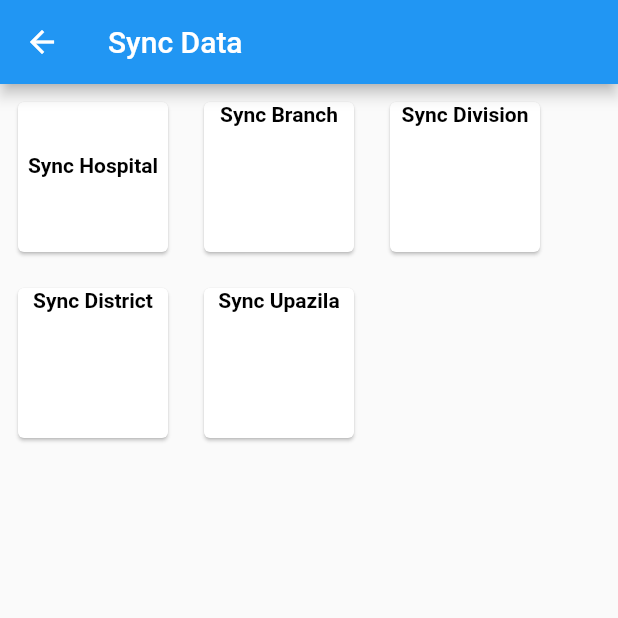
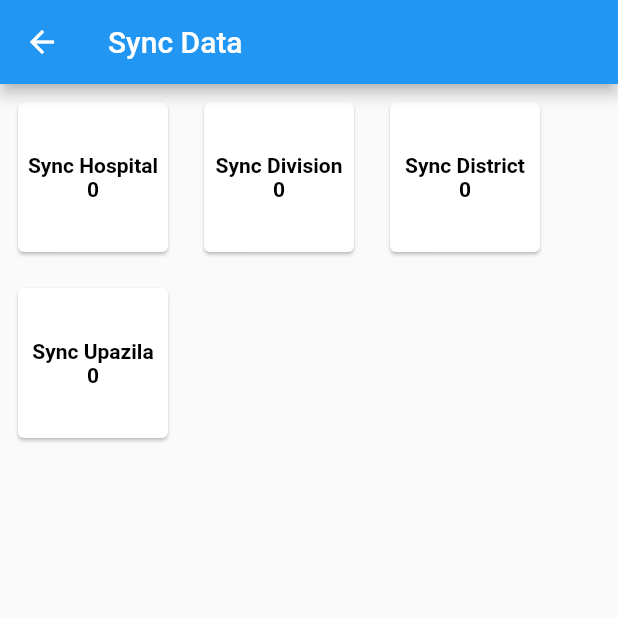
Before and after one commit to Mdshaffat/Dot_plus_Flutter, a Flutter app: the DataSync screen opened by its route, on a phone screen of 412 x 824 dp, the top half of it. Run offline on Flutter 3.47's test engine with Material 2 defaults, Android fonts, the phone set to English and light mode, and no system bars; our stand-ins replace dio, google_fonts, shared_preferences, sqflite; accounts and stored records are empty.

Commit message:
data sync added to data sync age

```diff
--- a/lib/pages/dataSyncPage/daraSync.dart
+++ b/lib/pages/dataSyncPage/daraSync.dart
@@ -1,5 +1,6 @@
 import 'package:flutter/material.dart';
 
+import '../../providers/apiProvider/api_provider.dart';
 import '../../providers/db_provider.dart';
 import '../../utils/app_drawer.dart';
 
@@ -11,20 +12,30 @@ class DataSync extends StatefulWidget {
 }
 
 class _DataSyncState extends State<DataSync> {
-  var count;
+  var hospitalcount;
+  var divisionCount;
+  var districtCount;
+  var upazilaCount;
   DBProvider? dbProvider;
   @override
   void initState() {
     // TODO: implement initState
     super.initState();
     dbProvider = DBProvider.db;
+    _refreshCount();
     setState(() {});
   }
 
-  _refreshContactList() async {
+  _refreshCount() async {
     var totalHospital = await dbProvider?.getHospitalCount();
+    var totalDivision = await dbProvider?.getDivisionCount();
+    var totalDistrict = await dbProvider?.getDistrictCount();
+    var totalUpazila = await dbProvider?.getUpazilaCount();
     setState(() {
-      count = totalHospital.toString();
+      hospitalcount = totalHospital.toString();
+      divisionCount = totalDivision.toString();
+      districtCount = totalDistrict.toString();
+      upazilaCount = totalUpazila.toString();
     });
   }
 
@@ -56,8 +67,8 @@ class _DataSyncState extends State<DataSync> {
                       // hoverColor: Colors.black,
                       splashColor: Colors.blue.withAlpha(30),
                       onTap: () {
-                        _refreshContactList();
-                        debugPrint('Card tapped.');
+                        _loadHospital();
+                        _refreshCount();
                       },
                       child: SizedBox(
                         width: 100,
@@ -75,7 +86,7 @@ class _DataSyncState extends State<DataSync> {
                               textAlign: TextAlign.center,
                             ),
                             Text(
-                              count ?? '',
+                              hospitalcount ?? '',
                               style: const TextStyle(
                                 fontWeight: FontWeight.bold,
                                 color: Color.fromARGB(255, 0, 0, 0),
@@ -97,18 +108,33 @@ class _DataSyncState extends State<DataSync> {
                       // hoverColor: Colors.black,
                       splashColor: Colors.blue.withAlpha(30),
                       onTap: () {
-                        debugPrint('Card tapped.');
+                        _loadDivision();
+                        _refreshCount();
                       },
-                      child: const SizedBox(
+                      child: SizedBox(
                         width: 100,
                         height: 100,
-                        child: Text(
-                          'Sync Branch',
+                        child: Column(
+                          crossAxisAlignment: CrossAxisAlignment.center,
+                          mainAxisAlignment: MainAxisAlignment.center,
+                          children: [
+                            const Text(
+                              "Sync Division",
                               style: TextStyle(
                                 fontWeight: FontWeight.bold,
                                 color: Color.fromARGB(255, 0, 0, 0),
                               ),
                               textAlign: TextAlign.center,
+                            ),
+                            Text(
+                              divisionCount ?? '',
+                              style: const TextStyle(
+                                fontWeight: FontWeight.bold,
+                                color: Color.fromARGB(255, 0, 0, 0),
+                              ),
+                              textAlign: TextAlign.center,
+                            ),
+                          ],
                         ),
                       ),
                     ),
@@ -123,18 +149,33 @@ class _DataSyncState extends State<DataSync> {
                       // hoverColor: Colors.black,
                       splashColor: Colors.blue.withAlpha(30),
                       onTap: () {
-                        debugPrint('Card tapped.');
+                        _loadDistrict();
+                        _refreshCount();
                       },
-                      child: const SizedBox(
+                      child: SizedBox(
                         width: 100,
                         height: 100,
-                        child: Text(
-                          'Sync Division',
+                        child: Column(
+                          crossAxisAlignment: CrossAxisAlignment.center,
+                          mainAxisAlignment: MainAxisAlignment.center,
+                          children: [
+                            const Text(
+                              "Sync District",
                               style: TextStyle(
                                 fontWeight: FontWeight.bold,
                                 color: Color.fromARGB(255, 0, 0, 0),
                               ),
                               textAlign: TextAlign.center,
+                            ),
+                            Text(
+                              districtCount ?? '',
+                              style: const TextStyle(
+                                fontWeight: FontWeight.bold,
+                                color: Color.fromARGB(255, 0, 0, 0),
+                              ),
+                              textAlign: TextAlign.center,
+                            ),
+                          ],
                         ),
                       ),
                     ),
@@ -149,44 +190,33 @@ class _DataSyncState extends State<DataSync> {
                       // hoverColor: Colors.black,
                       splashColor: Colors.blue.withAlpha(30),
                       onTap: () {
-                        debugPrint('Card tapped.');
+                        _loadUpazila();
+                        _refreshCount();
                       },
-                      child: const SizedBox(
+                      child: SizedBox(
                         width: 100,
                         height: 100,
-                        child: Text(
-                          'Sync District',
+                        child: Column(
+                          crossAxisAlignment: CrossAxisAlignment.center,
+                          mainAxisAlignment: MainAxisAlignment.center,
+                          children: [
+                            const Text(
+                              "Sync Upazila",
                               style: TextStyle(
                                 fontWeight: FontWeight.bold,
                                 color: Color.fromARGB(255, 0, 0, 0),
                               ),
                               textAlign: TextAlign.center,
                             ),
-                      ),
-                    ),
-                  ),
-                ),
-                Padding(
-                  padding: const EdgeInsets.all(8.0),
-                  child: Card(
-                    child: InkWell(
-                      // focusColor: Colors.black,
-                      // highlightColor: Colors.black,
-                      // hoverColor: Colors.black,
-                      splashColor: Colors.blue.withAlpha(30),
-                      onTap: () {
-                        debugPrint('Card tapped.');
-                      },
-                      child: const SizedBox(
-                        width: 100,
-                        height: 100,
-                        child: Text(
-                          'Sync Upazila',
-                          style: TextStyle(
+                            Text(
+                              upazilaCount ?? '',
+                              style: const TextStyle(
                                 fontWeight: FontWeight.bold,
                                 color: Color.fromARGB(255, 0, 0, 0),
                               ),
                               textAlign: TextAlign.center,
+                            ),
+                          ],
                         ),
                       ),
                     ),
@@ -196,4 +226,68 @@ class _DataSyncState extends State<DataSync> {
             ),
     );
   }
+
+  _loadHospital() async {
+    setState(() {
+      isLoading = true;
+    });
+
+    var apiProvider = ApiProvider();
+    await apiProvider.getAllHospitals();
+
+    // wait for 2 seconds to simulate loading of data
+    await Future.delayed(const Duration(seconds: 2));
+
+    setState(() {
+      isLoading = false;
+    });
   }
+
+  _loadDivision() async {
+    setState(() {
+      isLoading = true;
+    });
+
+    var apiProvider = ApiProvider();
+    await apiProvider.getAllDivision();
+
+    // wait for 2 seconds to simulate loading of data
+    await Future.delayed(const Duration(seconds: 2));
+
+    setState(() {
+      isLoading = false;
+    });
+  }
+
+  _loadDistrict() async {
+    setState(() {
+      isLoading = true;
+    });
+
+    var apiProvider = ApiProvider();
+    await apiProvider.getAllDistrict();
+
+    // wait for 2 seconds to simulate loading of data
+    await Future.delayed(const Duration(seconds: 2));
+
+    setState(() {
+      isLoading = false;
+    });
+  }
+
+  _loadUpazila() async {
+    setState(() {
+      isLoading = true;
+    });
+
+    var apiProvider = ApiProvider();
+    await apiProvider.getAllUpazila();
+
+    // wait for 2 seconds to simulate loading of data
+    await Future.delayed(const Duration(seconds: 2));
+
+    setState(() {
+      isLoading = false;
+    });
+  }
+}
--- a/lib/providers/apiProvider/api_provider.dart
+++ b/lib/providers/apiProvider/api_provider.dart
@@ -26,7 +26,7 @@ class ApiProvider {
   }
 
   Future getAllDistrict() async {
-    Response response = await Dio().get(DISTRICTURI);
+    Response response = await Dio().get(ALLDISTRICTURI);
 
     return (response.data as List).map((district) {
       print('Inserting $district');
@@ -35,7 +35,7 @@ class ApiProvider {
   }
 
   Future getAllUpazila() async {
-    Response response = await Dio().get(UPAZILAURI);
+    Response response = await Dio().get(ALLUPAZILAURI);
 
     return (response.data as List).map((upazila) {
       print('Inserting $upazila');
```
Also changed, not shown: lib/providers/db_provider.dart (+29 -3 lines). Lines whose indentation alone changed are shown as unchanged.
